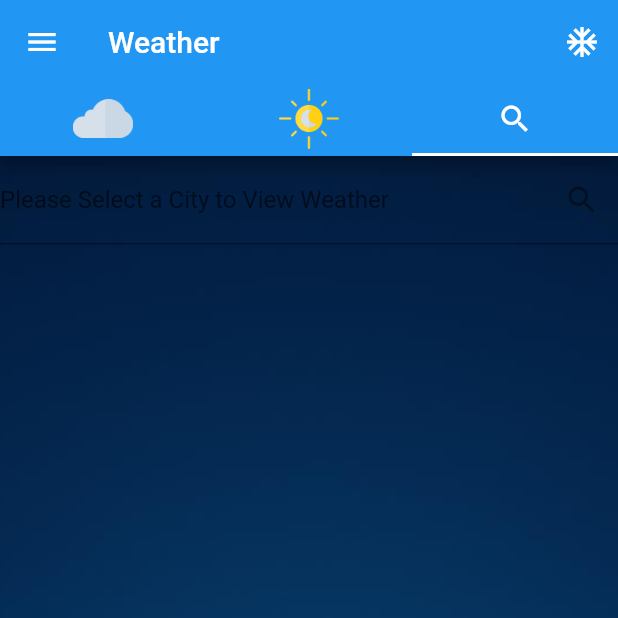
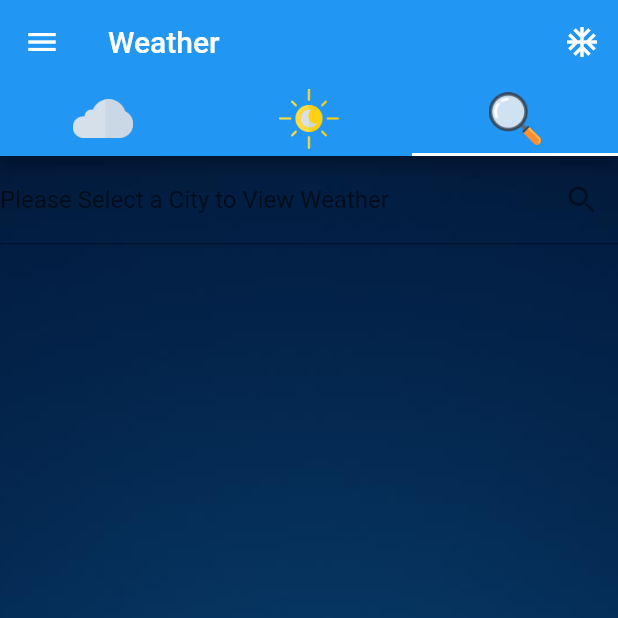
Before and after one commit to ahanaf019/flutter-weather-app2, a Flutter app: the screen it shows after launch, tab 3 chosen, on a phone screen of 412 x 824 dp, the top half of it. Run offline on Flutter 3.47's test engine with Material 2 defaults, Android fonts, the phone set to English and light mode, and no system bars; our stand-ins replace flutter_typeahead, geocoding, geolocator, rxdart.

Commit message:
Made modifications, optimizations and changes

```diff
--- a/lib/main.dart
+++ b/lib/main.dart
@@ -49,6 +49,7 @@ class MainState extends State<Main> {
       home: DefaultTabController(
         length: 3,
         child: Scaffold(
+          resizeToAvoidBottomInset: false,
         appBar: AppBar(
           title: StreamBuilder(
             stream: data.address,
@@ -77,7 +78,7 @@ class MainState extends State<Main> {
             tabs: [
               Tab(icon: WeatherIcons.tab1Icon,),
               Tab(icon: WeatherIcons.tab2Icon,),
-              Tab(icon: Icon(Icons.search),),
+              Tab(icon: WeatherIcons.tab3Icon,),
             ]
           ),
         ),
--- a/lib/search_tab.dart
+++ b/lib/search_tab.dart
@@ -4,6 +4,7 @@ import 'package:flutter/services.dart';
 import 'package:flutter_typeahead/flutter_typeahead.dart';
 import 'package:geocoding/geocoding.dart';
 import 'weather.dart';
+import 'weather_icons.dart';
 
 
 
@@ -15,20 +16,28 @@ class SeatchTab extends StatefulWidget {
 }
 
 class _SeatchTabState extends State<SeatchTab> {
-  String _text = '';
+  String _lon = '';
+  String _lat = '';
   late var _cities;
   late var _selectedCity;
   late String _temp = '';
   late String _tempMin = '';
   late String _tempMax = '';
   late String _feelsLike = '';
+  late String _icon = '';
+  late String _weatherDescription = '';
+  late double _windSpeed = 0;
+  late String _pressure = '';
+  late String _cloudPercentage = '';
+  late String _sunrise = '';
+  late String _sunset = '';
+  late var _timezone;
 
 
   @override
   void initState() {
     readJson();
     super.initState();
-    _text = '';
   }
 
 
@@ -42,15 +51,24 @@ class _SeatchTabState extends State<SeatchTab> {
       getWeather(lat, lon, 1).then((value2) {
         var x = value2.getWeatherByTime();
 
-      setState(() {
-        _text = 'Lat:${value[0].latitude.toStringAsFixed(2)}, Lon:${value[0].longitude.toStringAsFixed(2)}';
-        _temp = x[0].temp.toStringAsFixed(2);
-        _tempMin = x[0].tempMin.toStringAsFixed(2);
-        _tempMax = x[0].tempMax.toStringAsFixed(2);
-        _feelsLike = x[0].feelsLike.toStringAsFixed(2);
+        setState(() {
+          _lat = '${value[0].latitude.toStringAsFixed(2)}';
+          _lon = '${value[0].longitude.toStringAsFixed(2)}';
+          _temp = x[0].temp.round().toString();
+          _tempMin = x[0].tempMin.round().toString();
+          _tempMax = x[0].tempMax.round().toString();
+          _feelsLike = x[0].feelsLike.round().toString();
+          _icon = x[0].icon;
+          _weatherDescription =  x[0].weatherDescription;
+          _windSpeed = x[0].windSpeed;
+          _pressure = x[0].pressure.toString();
+          _cloudPercentage = x[0].cloudPercentage.toString();
+          _sunrise = x[0].sunrise;
+          _sunset = x[0].sunset;
+          _timezone = x[0].timezone;
+          print(_timezone);
 
-      });
-
+        });
 
       },);
 
@@ -101,6 +119,7 @@ class _SeatchTabState extends State<SeatchTab> {
 
       child: Column(
       children: [
+
         TypeAheadFormField(
           textFieldConfiguration: TextFieldConfiguration(
             controller: _typeAheadController,
@@ -115,7 +134,6 @@ class _SeatchTabState extends State<SeatchTab> {
           itemBuilder: (context, suggestion) {
             String city = suggestion.split(', ')[0];
             String country = suggestion.split(', ')[1];
-
 
 
             return ListTile(
@@ -137,12 +155,61 @@ class _SeatchTabState extends State<SeatchTab> {
         SizedBox(height: 15,),
 
 
-        Text(_text, style: TextStyle(fontSize: 20),),
+        if(_temp != '')
+          Column(
+            children: [
+              Container(child: WeatherIcons.iconByIdLarge[_icon]),
 
-        Text(_temp, style: TextStyle(fontSize: 20),),
-        Text(_feelsLike, style: TextStyle(fontSize: 20),),
-        Text(_tempMin, style: TextStyle(fontSize: 20),),
-        Text(_tempMax, style: TextStyle(fontSize: 20),),
+              // SizedBox(height: 15,),
+              Text('${_weatherDescription.toUpperCase()}', style: TextStyle(color: Colors.white70, fontSize: 30, fontWeight: FontWeight.bold),),
+
+              Text('${_temp}°C', style: TextStyle(color: Colors.orange, fontSize: 70, fontWeight: FontWeight.bold),),
+
+              Row(
+                children: [
+                  Spacer(),
+                  Icon(Icons.location_on),
+                  Text('${_lat}°N, ${_lon}°E', style: TextStyle(fontSize: 15),),
+                  Spacer(),
+                ],
+              ),
+
+              Text('Feels Like: ${_feelsLike}°C', style: TextStyle(fontSize: 22, color: Colors.amber[200]),),
+
+              Row(
+                children: [
+                  Spacer(),
+                  Text('Min: ${_tempMin}°C', textAlign: TextAlign.left, style: TextStyle(fontSize: 18, color: Colors.amberAccent[400])),
+                  Spacer(),
+                  Text('Max: ${_tempMax}°C', textAlign: TextAlign.right, style: TextStyle(fontSize: 18, color: Colors.amberAccent[400]),),
+                  Spacer(),
+                ],
+              ),
+
+
+              Column(
+                children: [
+                  ListTile(
+                    title: Text('${_sunrise}', style: TextStyle(fontSize: 20),),
+                    subtitle: Text('Sunrise'),
+                    leading: WeatherIcons.iconById['sunrise'],
+                  ),
+
+                  ListTile(
+                    title: Text('${_sunset}', style: TextStyle(fontSize: 20),),
+                    subtitle: Text('Sunset'),
+                    leading: WeatherIcons.iconById['sunset'],
+                  ),
+
+                  ListTile(
+                    title: Text('${(_windSpeed*1000/3600).toStringAsFixed(2)} kmph', style: TextStyle(fontSize: 20),),
+                    subtitle: Text('Wind Speed'),
+                    leading: WeatherIcons.iconById['wind'],
+                  )
+                ],
+              ),
+            ],
+          )
       ],
     ),
   );}
--- a/lib/weather_icons.dart
+++ b/lib/weather_icons.dart
@@ -10,6 +10,7 @@ class WeatherIcons {
 
   static Image tab1Icon = Image.asset('assets/icons/cloudy.png', height: _tabBarIconDim, width: _tabBarIconDim,);
   static Image tab2Icon = Image.asset('assets/icons/default-icon.png', height: _tabBarIconDim, width: _tabBarIconDim,);
+  static Image tab3Icon = Image.asset('assets/icons/search.png', height: _tabBarIconDim - 5, width: _tabBarIconDim - 5,);
   static Image sunny = Image.asset('assets/icons/sunny.png', height: _detailsIconDim, width: _detailsIconDim,);
 
   static Map<String, Image> iconById= {
@@ -27,6 +28,9 @@ class WeatherIcons {
     '11n': Image.asset('assets/icons/11n.png', height: _detailsIconDim, width: _detailsIconDim,),
     '50d': Image.asset('assets/icons/50d.png', height: _detailsIconDim, width: _detailsIconDim,),
     '50n': Image.asset('assets/icons/50n.png', height: _detailsIconDim, width: _detailsIconDim,),
+    'sunrise': Image.asset('assets/icons/sunrise.png', height: _detailsIconDim, width: _detailsIconDim,),
+    'sunset': Image.asset('assets/icons/sunset.png', height: _detailsIconDim, width: _detailsIconDim,),
+    'wind': Image.asset('assets/icons/windy.png', height: _detailsIconDim, width: _detailsIconDim,),
   };
 
     static Map<String, Image> iconByIdLarge= {
```
Also changed, not shown: lib/main_tab.dart (+50 -20 lines), lib/weather.dart (+23 -4 lines), lib/weather_by_time_tab.dart (+11 -1 lines), assets/icons/search.png (added).
